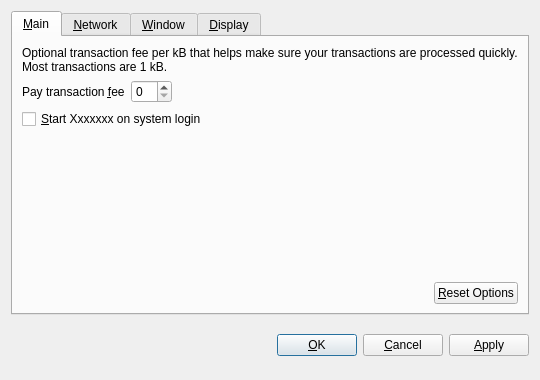
This is src/qt/forms/optionsdialog.ui in UmbrellaHoldings/ULTC as Qt 5 draws it before an edit. The edited form follows.
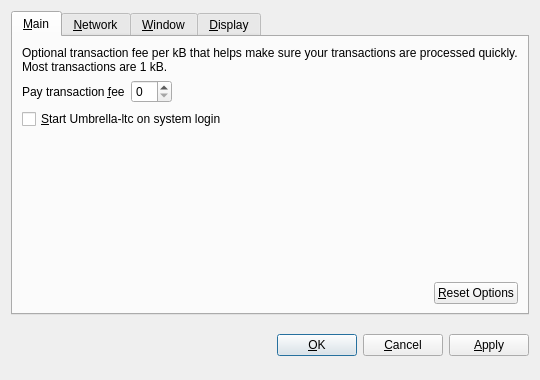
This is the edited form. Custom widgets are drawn as their Qt base class.

Commit message: rename entries and files for umbrella-ltc

What changed in the file:
```diff
--- a/src/qt/forms/optionsdialog.ui
+++ b/src/qt/forms/optionsdialog.ui
@@ -82,7 +82,7 @@
           <string>Automatically start Xxxxxxx after logging in to the system.</string>
          </property>
          <property name="text">
-          <string>&amp;Start Xxxxxxx on system login</string>
+          <string>&amp;Start Umbrella-ltc on system login</string>
          </property>
         </widget>
        </item>
```
Left out of the diff: 10 changed lines with no effect on the pictures. The commit also changes 152 other files.
